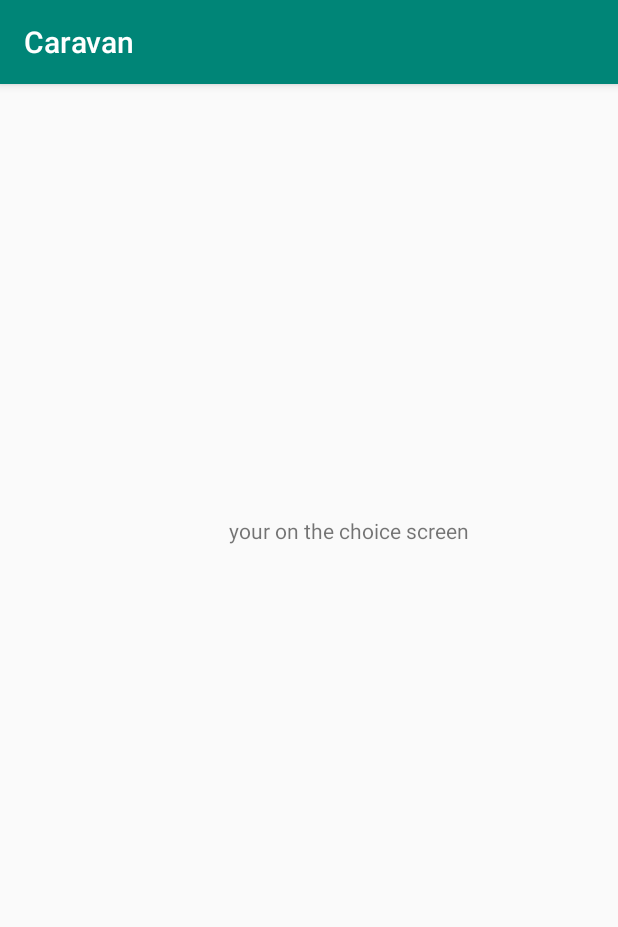
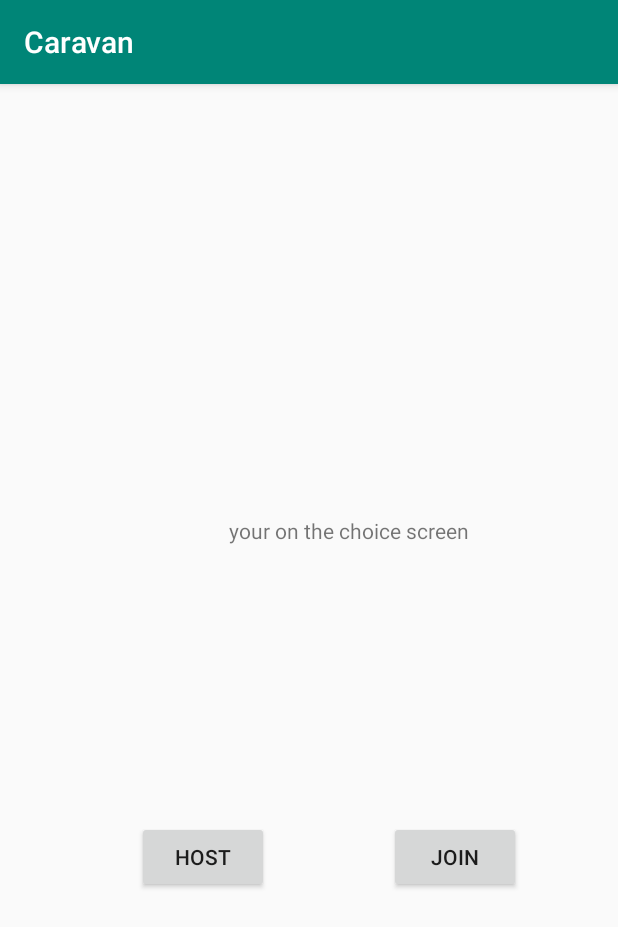
Before and after one commit to Jagod101/CARAVAN, an Android app: the Choice_Screen screen opened directly, with no data from a screen before it, on a phone screen of 412 x 824 dp. Shown: the top 927 px of the screen. Run offline under Robolectric (Android 15) with nearby library versions, the phone set to English and light mode, and no system bars.

Commit message:
update #3 Jeff branch

```diff
--- a/app/src/main/AndroidManifest.xml
+++ b/app/src/main/AndroidManifest.xml
@@ -9,6 +9,8 @@
         android:roundIcon="@mipmap/ic_launcher_round"
         android:supportsRtl="true"
         android:theme="@style/AppTheme">
+        <activity android:name=".Join_screen"></activity>
+        <activity android:name=".Host_screen" />
         <activity android:name=".MainActivity">
             <intent-filter>
                 <action android:name="android.intent.action.MAIN" />
@@ -16,8 +18,8 @@
                 <category android:name="android.intent.category.LAUNCHER" />
             </intent-filter>
         </activity>
-        <activity android:name=".Sign_up_page"></activity>
-        <activity android:name=".Choice_Screen"></activity>
+        <activity android:name=".Sign_up_page" />
+        <activity android:name=".Choice_Screen" />
     </application>
 
 </manifest>
--- a/app/src/main/java/com/example/caravan/Choice_Screen.kt
+++ b/app/src/main/java/com/example/caravan/Choice_Screen.kt
@@ -1,12 +1,24 @@
 package com.example.caravan
 
+import android.content.Intent
 import androidx.appcompat.app.AppCompatActivity
 import android.os.Bundle
+import kotlinx.android.synthetic.main.choice__screen.*
 
 class Choice_Screen : AppCompatActivity() {
 
     override fun onCreate(savedInstanceState: Bundle?) {
         super.onCreate(savedInstanceState)
         setContentView(R.layout.choice__screen)
+
+        hostbtn.setOnClickListener {
+            val intent = Intent(this, Host_screen::class.java)
+            startActivity(intent)
+        }
+
+        joinbtn.setOnClickListener {
+            val intent = Intent(this, Join_screen::class.java)
+            startActivity(intent)
+        }
     }
 }
--- a/app/src/main/res/layout/choice__screen.xml
+++ b/app/src/main/res/layout/choice__screen.xml
@@ -18,4 +18,30 @@
         app:layout_constraintVertical_bias="0.385"
         app:layout_constraintHorizontal_bias="0.605"
         />
+
+    <Button
+        android:id="@+id/hostbtn"
+        android:layout_width="wrap_content"
+        android:layout_height="wrap_content"
+        android:text="host"
+        app:layout_constraintBottom_toBottomOf="parent"
+        app:layout_constraintHorizontal_bias="0.281"
+        app:layout_constraintLeft_toLeftOf="parent"
+        app:layout_constraintRight_toRightOf="parent"
+        app:layout_constraintTop_toTopOf="parent"
+        app:layout_constraintVertical_bias="0.682"
+        />
+
+    <Button
+        android:id="@+id/joinbtn"
+        android:layout_width="wrap_content"
+        android:layout_height="wrap_content"
+        android:text="join"
+        app:layout_constraintBottom_toBottomOf="parent"
+        app:layout_constraintHorizontal_bias="0.8"
+        app:layout_constraintLeft_toLeftOf="parent"
+        app:layout_constraintRight_toRightOf="parent"
+        app:layout_constraintTop_toTopOf="parent"
+        app:layout_constraintVertical_bias="0.682"
+        />
 </androidx.constraintlayout.widget.ConstraintLayout>
```
Also changed, not shown: app/src/main/java/com/example/caravan/Host_screen.kt (added, +12 -0 lines), app/src/main/java/com/example/caravan/Join_screen.kt (added, +12 -0 lines), app/src/main/res/layout/host_screen.xml (added, +21 -0 lines), app/src/main/res/layout/join_screen.xml (added, +22 -0 lines).
